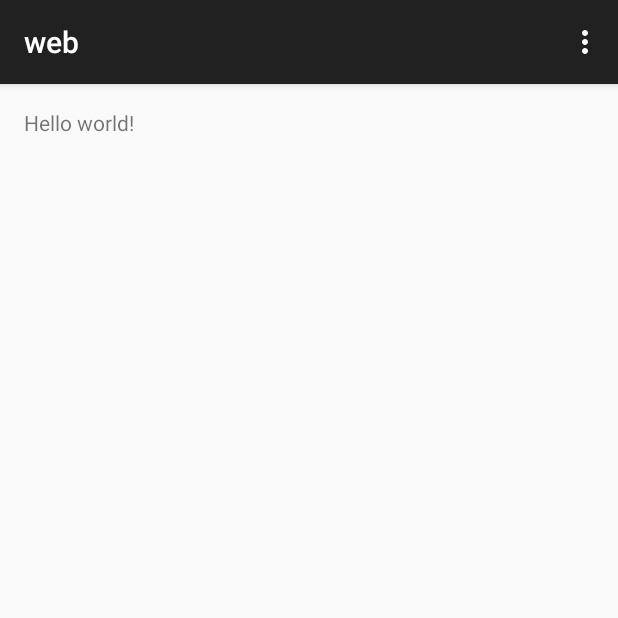
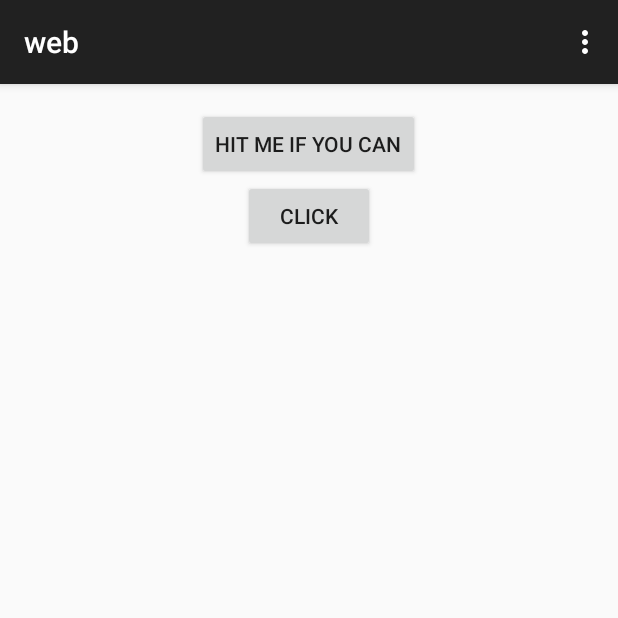
Before and after one commit to Zephiros/trabalho_android_m3, an Android app: the screen it shows after launch (MainActivity), in the options menu, after a tap on "Settings", on a phone screen of 412 x 824 dp, the top half of it. Run offline under Robolectric (Android 15) with nearby library versions, the phone set to English and light mode, and no system bars.

Commit message:
enable button

```diff
--- a/web/app/src/main/AndroidManifest.xml
+++ b/web/app/src/main/AndroidManifest.xml
@@ -17,5 +17,5 @@
             </intent-filter>
         </activity>
     </application>
-
+    <uses-permission android:name="android.permission.INTERNET" />
 </manifest>
--- a/web/app/src/main/java/com/example/zephiros/web/MainActivity.java
+++ b/web/app/src/main/java/com/example/zephiros/web/MainActivity.java
@@ -1,9 +1,27 @@
 package com.example.zephiros.web;
 
+import android.app.DownloadManager;
 import android.support.v7.app.ActionBarActivity;
 import android.os.Bundle;
 import android.view.Menu;
 import android.view.MenuItem;
+import android.view.View;
+import android.widget.Button;
+
+import java.io.BufferedReader;
+import java.io.IOException;
+import java.io.InputStreamReader;
+import java.io.UnsupportedEncodingException;
+
+import org.apache.http.HttpResponse;
+import org.apache.http.NameValuePair;
+import org.apache.http.client.ClientProtocolException;
+import org.apache.http.client.HttpClient;
+import org.apache.http.client.entity.UrlEncodedFormEntity;
+import org.apache.http.client.methods.HttpGet;
+import org.apache.http.client.methods.HttpPost;
+import org.apache.http.impl.client.DefaultHttpClient;
+import org.apache.http.message.BasicNameValuePair;
 
 
 public class MainActivity extends ActionBarActivity {
@@ -11,7 +29,19 @@ public class MainActivity extends ActionBarActivity {
     @Override
     protected void onCreate(Bundle savedInstanceState) {
         super.onCreate(savedInstanceState);
+//        btn = (Button) findViewById(R.id.button);
+//        btn.setClickable(False);
         setContentView(R.layout.activity_main);
+    }
+
+    public void buttonOnClick(View v) {
+        Button btn = (Button) findViewById(R.id.button);
+        btn.setEnabled(true);
+    }
+
+
+    public void alive(View v) throws IOException {
+
     }
 
     @Override
@@ -20,6 +50,8 @@ public class MainActivity extends ActionBarActivity {
         getMenuInflater().inflate(R.menu.menu_main, menu);
         return true;
     }
+
+
 
     @Override
     public boolean onOptionsItemSelected(MenuItem item) {
--- a/web/app/src/main/res/layout/activity_main.xml
+++ b/web/app/src/main/res/layout/activity_main.xml
@@ -5,7 +5,22 @@
     android:paddingTop="@dimen/activity_vertical_margin"
     android:paddingBottom="@dimen/activity_vertical_margin" tools:context=".MainActivity">
 
-    <TextView android:text="@string/hello_world" android:layout_width="wrap_content"
-        android:layout_height="wrap_content" />
+    <Button
+        android:layout_width="wrap_content"
+        android:layout_height="wrap_content"
+        android:text="Hit me if you can"
+        android:enabled="false"
+        android:id="@+id/button"
+        android:layout_alignParentTop="true"
+        android:layout_centerHorizontal="true" />
+
+    <Button
+        android:layout_width="wrap_content"
+        android:layout_height="wrap_content"
+        android:text="click"
+        android:id="@+id/button2"
+        android:layout_below="@+id/button"
+        android:layout_centerHorizontal="true"
+        android:onClick="buttonOnClick" />
 
 </RelativeLayout>
```
Also changed, not shown: 1 other file.
